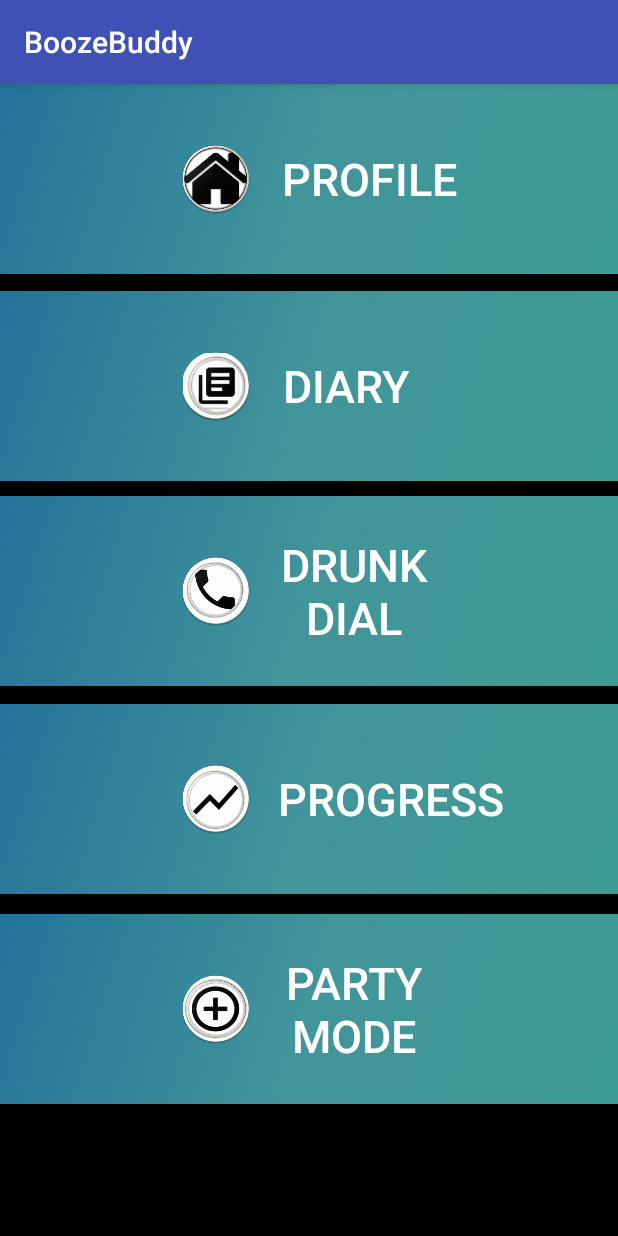
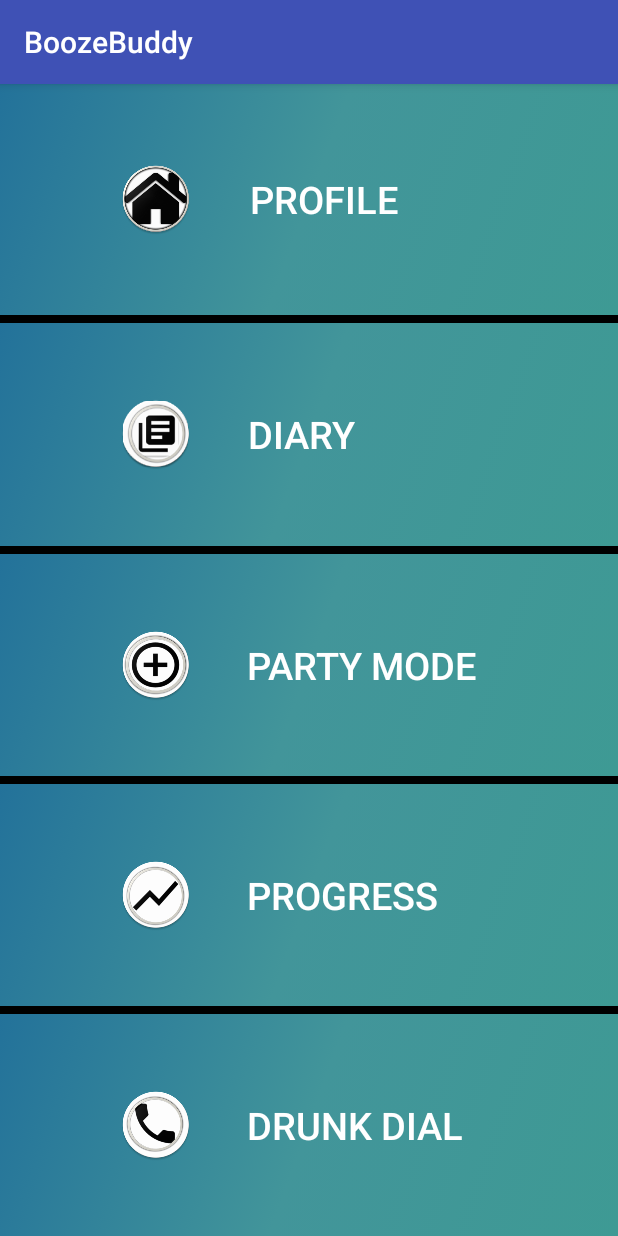
Before and after one commit to ksuhr1/BoozeBuddy, an Android app: the screen it shows after launch (MainActivity), on a phone screen of 412 x 824 dp. Run offline under Robolectric (Android 15) with nearby library versions, the phone set to English and light mode, and no system bars.

Commit message:
Fixed layout of intro_menu

```diff
--- a/app/src/main/java/com/example/katelynsuhr/boozebuddy/DiarySearch.java
+++ b/app/src/main/java/com/example/katelynsuhr/boozebuddy/DiarySearch.java
@@ -14,6 +14,7 @@ import android.support.v7.app.AppCompatActivity;
 import android.os.Bundle;
 import android.util.Log;
 import android.view.View;
+import android.widget.AdapterView;
 import android.widget.ArrayAdapter;
 import android.widget.ListAdapter;
 import android.widget.ListView;
@@ -60,10 +61,29 @@ public class DiarySearch extends AppCompatActivity {
                 jsonBody.put("appId", "82c97058");
                 jsonBody.put("appKey", "979eb4ea51a7fd11e7b5df0cae3dfd73");
                 jsonBody.put("query", input.getText());
-                ListView listView = (ListView) findViewById(R.id.jsonResults);
+//                jsonBody.put("results","0:20");
+//                jsonBody.put("cal_min", "0");
+//                jsonBody.put("cal_max","50000");
+//                jsonBody
+                final ListView listView = (ListView) findViewById(R.id.jsonResults);
                 items = new ArrayList<>();
                 adapter = new ArrayAdapter<>(this, android.R.layout.simple_expandable_list_item_1, items);
                 listView.setAdapter(adapter);
+                listView.setOnItemClickListener(new AdapterView.OnItemClickListener() {
+                    @Override
+                    public void onItemClick(AdapterView<?> parent, View view, int position, long id) {
+                        String selectedFromList = (String) (listView.getItemAtPosition(position));
+                        System.out.print(position);
+                        System.out.print(selectedFromList);
+                        Intent intent = new Intent(view.getContext(), SearchItem.class);
+                        intent.putExtra("list", selectedFromList);
+                        startActivity(intent);
+                      //  myIntent.addFlags(Intent.FLAG_ACTIVITY_CLEAR_TOP);
+                       // myIntent.setFlags(Intent.FLAG_ACTIVITY_NEW_TASK);
+                      //  myIntent.putExtra("id", position);
+                      //  startActivityForResult(myIntent, 0);
+                    }
+                });
 
                 //Request a string response form the provided URL
                 JsonObjectRequest jsnRequest = new JsonObjectRequest(Request.Method.POST, url, jsonBody,
@@ -79,6 +99,7 @@ public class DiarySearch extends AppCompatActivity {
                                     JSONObject details = new JSONObject(field);
                                     String name = details.getString("item_name");
                                     String brand = details.getString("brand_name");
+                                  // String calories = details.getString("nf_calories");
                                     items.add(name+"\n"+brand+"\n"+"\n\n");
                                 }
                             } catch (JSONException e) {
@@ -97,6 +118,8 @@ public class DiarySearch extends AppCompatActivity {
         } catch (JSONException e) {
             e.printStackTrace();
         }
+
+
     }
 
         }
--- a/app/src/main/java/com/example/katelynsuhr/boozebuddy/IntroMenu.java
+++ b/app/src/main/java/com/example/katelynsuhr/boozebuddy/IntroMenu.java
@@ -8,6 +8,7 @@ import android.view.Menu;
 import android.view.View;
 
 public class IntroMenu extends AppCompatActivity {
+
 
     @Override
     protected void onCreate(Bundle savedInstanceState) {
--- /dev/null
+++ b/app/src/main/java/com/example/katelynsuhr/boozebuddy/SearchItem.java
@@ -0,0 +1,20 @@
+package com.example.katelynsuhr.boozebuddy;
+
+import android.support.v7.app.AppCompatActivity;
+import android.os.Bundle;
+import android.widget.TextView;
+import android.widget.Toast;
+
+public class SearchItem extends AppCompatActivity {
+
+    @Override
+    protected void onCreate(Bundle savedInstanceState) {
+        super.onCreate(savedInstanceState);
+        setContentView(R.layout.activity_search_item);
+        TextView input = (TextView) findViewById(R.id.textView1);
+
+        Bundle extras = getIntent().getExtras();
+        String data = extras.getString("list");
+        input.append(data);
+    }
+}
--- a/app/src/main/res/layout/activity_intro_menu.xml
+++ b/app/src/main/res/layout/activity_intro_menu.xml
@@ -1,131 +1,118 @@
 <?xml version="1.0" encoding="utf-8"?>
-<RelativeLayout xmlns:android="http://schemas.android.com/apk/res/android"
-    xmlns:app="http://schemas.android.com/apk/res-auto"
+<LinearLayout xmlns:android="http://schemas.android.com/apk/res/android"
     xmlns:tools="http://schemas.android.com/tools"
     android:id="@+id/intro_menu"
     android:layout_width="match_parent"
     android:layout_height="match_parent"
     android:background="#ff000000"
+    android:orientation="vertical"
     tools:context="com.example.katelynsuhr.boozebuddy.IntroMenu">
 
 
+    <Button
+        android:id="@+id/button1"
+        android:text="@string/profile"
+        android:onClick="intro_profile"
+        android:layout_width="match_parent"
+        android:layout_height="match_parent"
+        android:layout_gravity="center"
+        android:layout_weight="1"
+        android:background="@drawable/background_color"
+        android:drawableLeft="@mipmap/borderhouse"
+        android:drawablePadding="2dip"
+        android:drawableStart="@mipmap/borderhouse"
+        android:gravity="center"
+        android:paddingLeft="80dp"
+        android:paddingStart="80dp"
+        android:paddingRight="110dp"
+        android:paddingEnd="110dp"
+        android:textAlignment="center"
+        android:textColor="#FFFFFF"
+        android:textSize="25sp" />
 
+    <Button
+        android:id="@+id/button2"
+        android:text="@string/diary"
+        android:onClick="diary_main"
+        android:layout_width="match_parent"
+        android:layout_height="match_parent"
+        android:layout_gravity="center"
+        android:layout_marginTop="5dp"
+        android:layout_weight="1"
+        android:background="@drawable/background_color"
+        android:drawableLeft="@mipmap/ic_launcher"
+        android:drawablePadding="2dip"
+        android:drawableStart="@mipmap/ic_launcher"
+        android:gravity="center"
+        android:paddingLeft="80dp"
+        android:paddingStart="80dp"
+        android:paddingRight="140dp"
+        android:paddingEnd="140dp"
+        android:textColor="#FFFFFF"
+        android:textSize="25sp" />
 
+    <Button
+        android:id="@+id/button3"
+        android:text="@string/party_mode"
+        android:onClick="intro_party"
+        android:layout_width="match_parent"
+        android:layout_height="match_parent"
+        android:layout_gravity="center"
+        android:layout_marginTop="5dp"
+        android:layout_weight="1"
+        android:background="@drawable/background_color"
+        android:drawableLeft="@mipmap/easytrack"
+        android:drawablePadding="2dip"
+        android:drawableStart="@mipmap/easytrack"
+        android:gravity="center"
+        android:paddingLeft="80dp"
+        android:paddingStart="80dp"
+        android:paddingRight="60dp"
+        android:paddingEnd="60dp"
+        android:textAlignment="center"
+        android:textColor="#FFFFFF"
+        android:textSize="25sp" />
+
+    <Button
+        android:id="@+id/button4"
+        android:text="@string/progress"
+        android:layout_width="match_parent"
+        android:layout_height="match_parent"
+        android:layout_gravity="center"
+        android:layout_marginTop="5dp"
+        android:layout_weight="1"
+        android:background="@drawable/background_color"
+        android:drawableLeft="@mipmap/progress"
+        android:drawablePadding="2dip"
+        android:drawableStart="@mipmap/progress"
+        android:gravity="center"
+        android:paddingLeft="80dp"
+        android:paddingStart="80dp"
+        android:paddingRight="85dp"
+        android:paddingEnd="85dp"
+        android:textColor="#FFFFFF"
+        android:textSize="25sp" />
 
     <Button
         android:id="@+id/button5"
-        android:drawableStart="@mipmap/ic_launcher"
-        android:drawableLeft="@mipmap/ic_launcher"
-        android:layout_width="195px"
-        android:layout_height="190px"
+        android:text="@string/drunk_dial"
+        android:layout_width="match_parent"
+        android:layout_height="match_parent"
         android:layout_gravity="center"
+        android:layout_marginTop="5dp"
+        android:layout_weight="1"
+        android:background="@drawable/background_color"
+        android:drawableLeft="@mipmap/phone"
         android:drawablePadding="2dip"
+        android:drawableStart="@mipmap/phone"
         android:gravity="center"
-        android:paddingLeft="120dip"
-        android:paddingRight="120dip"
-        android:layout_marginTop="11dp"
-        android:background="@drawable/background_color"
-        android:text="DIARY"
-        android:onClick="diary_main"
+        android:paddingLeft="80dp"
+        android:paddingStart="80dp"
+        android:paddingRight="68dp"
+        android:paddingEnd="68dp"
+        android:textAlignment="center"
         android:textColor="#FFFFFF"
-        android:textSize="30sp"
-        android:layout_below="@+id/button4"
-        android:layout_alignParentStart="true"
-        android:layout_alignParentEnd="true"
-        android:layout_alignParentLeft="true"
-        android:layout_alignParentRight="true"/>
-
-    <Button
-        android:id="@+id/button4"
-        android:drawableStart="@mipmap/borderhouse"
-        android:drawableLeft="@mipmap/borderhouse"
-        android:layout_width="195px"
-        android:layout_height="190px"
-        android:layout_gravity="center"
-        android:drawablePadding="2dip"
-        android:gravity="center"
-        android:paddingLeft="120dip"
-        android:paddingRight="90dip"
-        android:background="@drawable/background_color"
-        android:text="Profile"
-        android:textColor="#FFFFFF"
-        android:textAlignment="center"
-        android:textSize="30sp"
-        android:onClick="intro_profile"
-        android:layout_alignParentTop="true"
-        android:layout_alignParentStart="true"
-        android:layout_alignParentEnd="true"
-        android:layout_alignParentLeft="true"
-        android:layout_alignParentRight="true"/>
-
-    <Button
-        android:id="@+id/button3"
-        android:layout_width="195px"
-        android:layout_height="190px"
-        android:layout_gravity="center"
-        android:background="@drawable/background_color"
-        android:drawableStart="@mipmap/easytrack"
-        android:drawableLeft="@mipmap/easytrack"
-        android:drawablePadding="2dip"
-        android:gravity="center"
-        android:paddingLeft="120dip"
-        android:paddingRight="110dip"
-        android:text="PARTY MODE"
-        android:textColor="#FFFFFF"
-        android:textAlignment="center"
-        android:textSize="30sp"
-        android:layout_below="@+id/button7"
-        android:layout_alignParentStart="true"
-        android:layout_marginTop="13dp"
-        android:onClick="intro_party"
-        android:layout_alignParentEnd="true"
-        android:layout_alignParentLeft="true"
-        android:layout_alignParentRight="true"/>
-
-    <Button
-        android:id="@+id/button7"
-        android:drawableStart="@mipmap/progress"
-        android:drawableLeft="@mipmap/progress"
-        android:layout_width="195px"
-        android:layout_height="190px"
-        android:layout_gravity="center"
-        android:drawablePadding="2dip"
-        android:gravity="center"
-        android:paddingLeft="120dip"
-        android:paddingRight="60dip"
-        android:background="@drawable/background_color"
-        android:text="PROGRESS"
-        android:textColor="#FFFFFF"
-        android:textSize="30sp"
-        android:layout_marginTop="12dp"
-        android:layout_below="@+id/button2"
-        android:layout_alignParentStart="true"
-        android:layout_alignParentEnd="true"
-        android:layout_alignParentLeft="true"
-        android:layout_alignParentRight="true"/>
-
-    <Button
-        android:id="@+id/button2"
-        android:drawableStart="@mipmap/phone"
-        android:drawableLeft="@mipmap/phone"
-        android:layout_width="195px"
-        android:layout_height="190px"
-        android:layout_gravity="center"
-        android:drawablePadding="2dip"
-        android:gravity="center"
-        android:paddingLeft="120dip"
-        android:paddingRight="110dip"
-        android:layout_alignParentEnd="true"
-        android:layout_alignParentStart="true"
-        android:layout_alignParentLeft="true"
-        android:layout_alignParentRight="true"
-        android:layout_below="@+id/button5"
-        android:layout_marginTop="10dp"
-        android:background="@drawable/background_color"
-        android:text="DRUNK DIAL"
-        android:textColor="#FFFFFF"
-        android:textAlignment="center"
-        android:textSize="30sp"/>
+        android:textSize="25sp" />
 
 
-</RelativeLayout>
+</LinearLayout>
--- /dev/null
+++ b/app/src/main/res/layout/activity_search_item.xml
@@ -0,0 +1,18 @@
+<?xml version="1.0" encoding="utf-8"?>
+<android.support.constraint.ConstraintLayout xmlns:android="http://schemas.android.com/apk/res/android"
+    xmlns:app="http://schemas.android.com/apk/res-auto"
+    xmlns:tools="http://schemas.android.com/tools"
+    android:layout_width="match_parent"
+    android:layout_height="match_parent"
+    tools:context="com.example.katelynsuhr.boozebuddy.SearchItem">
+
+    <TextView
+        android:id="@+id/textView1"
+        android:layout_width="wrap_content"
+        android:layout_height="wrap_content"
+        android:text="TextView"
+        app:layout_constraintTop_toTopOf="parent"
+        android:layout_marginLeft="16dp"
+        android:layout_marginTop="16dp"
+        app:layout_constraintLeft_toLeftOf="parent" />
+</android.support.constraint.ConstraintLayout>
--- a/app/src/main/res/values/strings.xml
+++ b/app/src/main/res/values/strings.xml
@@ -5,4 +5,9 @@
     <string name="title_activity_blocked">blocked</string>
     <string name="title_activity_contact_view">ContactView</string>
     <string name="title_activity_contactsearch">contactsearch</string>
+    <string name="profile">Profile</string>
+    <string name="diary">DIARY</string>
+    <string name="party_mode">PARTY MODE</string>
+    <string name="progress">PROGRESS</string>
+    <string name="drunk_dial">DRUNK DIAL</string>
 </resources>
```
Also changed, not shown: app/src/main/AndroidManifest.xml (+5 -3 lines).
